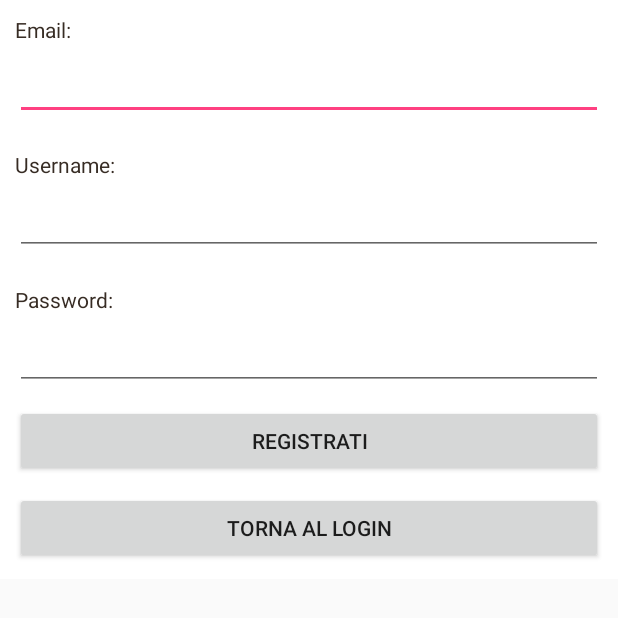
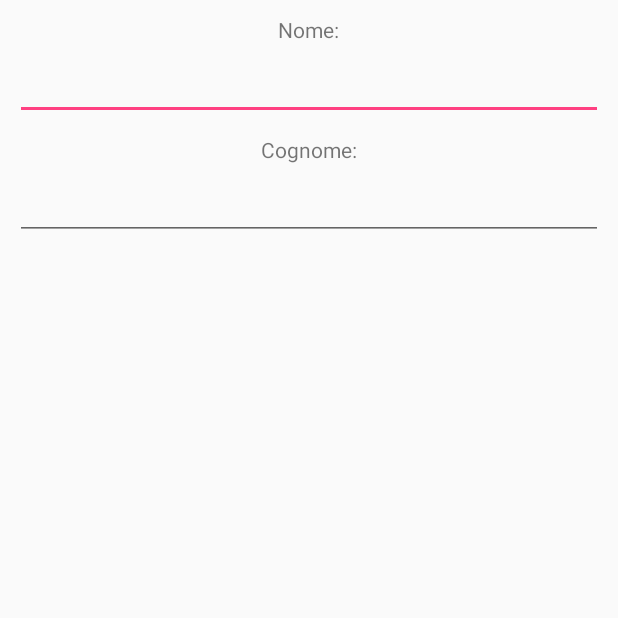
Before and after one commit to Panarelli/RentMyCar, an Android app: the RegistratiActivity screen opened directly, with no data from a screen before it, on a phone screen of 412 x 824 dp, the top half of it. Run offline under Robolectric (Android 15) with nearby library versions, the phone set to English and light mode, and no system bars.

Commit message:
modificati main e registrati Activity

```diff
--- a/app/src/main/res/layout/activity_registrati.xml
+++ b/app/src/main/res/layout/activity_registrati.xml
@@ -1,74 +1,53 @@
 <?xml version="1.0" encoding="utf-8"?>
-<RelativeLayout
+<ScrollView
     xmlns:android="http://schemas.android.com/apk/res/android"
-    android:layout_height="wrap_content"
-    android:layout_width="fill_parent"
-    android:background="#fff"
-    >
+    android:layout_width="match_parent"
+    android:layout_height="match_parent"
+    android:fillViewport="true">
 
-    <!-- Registration Form -->
-    <LinearLayout
+    <RelativeLayout
         xmlns:android="http://schemas.android.com/apk/res/android"
         android:orientation="vertical"
         android:layout_width="match_parent"
-        android:layout_height="wrap_content"
+        android:layout_height="match_parent"
         android:padding="10dip"
-        >
+        android:layout_alignParentEnd="true"
+        android:weightSum="1">
 
-        <!-- Email Label -->
         <TextView
-            android:layout_width="fill_parent"
+            android:id="@+id/tv_nome"
+            android:layout_width="wrap_content"
             android:layout_height="wrap_content"
-            android:textColor="#372c24"
-            android:text="@string/emailReg"/>
+            android:text="@string/nome_reg"
+            android:layout_centerHorizontal="true"
+            />
         <EditText
-            android:id="@+id/reg_email"
-            android:layout_width="fill_parent"
+            android:id="@+id/et_nome"
+            android:layout_width="match_parent"
             android:layout_height="wrap_content"
-            android:layout_marginTop="5dip"
-            android:layout_marginBottom="20dip"/>
-
-        <!--  Username Label -->
-        <TextView android:layout_width="fill_parent"
-            android:layout_height="wrap_content"
-            android:textColor="#372c24"
-            android:text="@string/username_reg"/>
-
-        <EditText android:id="@+id/reg_username"
-            android:layout_width="fill_parent"
-            android:layout_height="wrap_content"
-            android:layout_marginTop="5dip"
-            android:layout_marginBottom="20dip"/>
-
-        <!-- Password Label -->
-        <TextView android:layout_width="fill_parent"
-            android:layout_height="wrap_content"
-            android:textColor="#372c24"
-            android:text="@string/password_reg"
+            android:layout_marginTop="5dp"
+            android:layout_below="@+id/tv_nome"
+            android:layout_alignParentStart="true"
             />
 
-        <EditText android:id="@+id/reg_password"
-            android:layout_width="fill_parent"
+        <TextView
+            android:id="@+id/tv_cognome"
+            android:text="@string/cognome_reg"
+            android:layout_width="wrap_content"
             android:layout_height="wrap_content"
-            android:password="true"
-            android:singleLine="true"
-            android:layout_marginTop="5dip"
+            android:layout_below="@+id/et_nome"
+            android:layout_centerHorizontal="true"
+            android:layout_marginTop="10dp"
+            />
+        <EditText
+            android:id="@+id/et_cognome"
+            android:layout_width="match_parent"
+            android:layout_height="wrap_content"
+            android:layout_below="@id/tv_cognome"
+            android:layout_marginTop="5dp"
             />
 
-        <!-- Registrati Button -->
-        <Button android:id="@+id/btnRegister"
-            android:layout_width="fill_parent"
-            android:layout_height="wrap_content"
-            android:layout_marginTop="10dip"
-            android:text="@string/registrati_reg"/>
+    </RelativeLayout>
+</ScrollView>
 
-        <!-- Bottone al Login -->
-        <Button android:id="@+id/btnBackLog"
-            android:layout_width="fill_parent"
-            android:layout_height="wrap_content"
-            android:layout_marginTop="10dip"
-            android:text="@string/backlog_reg"/>
-
-    </LinearLayout>
     <!-- Registration Form Ends -->
-</RelativeLayout>
--- a/app/src/main/res/values/strings.xml
+++ b/app/src/main/res/values/strings.xml
@@ -2,12 +2,21 @@
     <string name="app_name">RentMyCar</string>
     <string name="username">Username</string>
     <string name="password">Password</string>
-    <string name="change_text">Cambia testo</string>
-    <string name="change_text_hint">Inserisci testo</string>
-    <string name="emailReg">Email:</string>
+    <string name="oppure">Oppure</string>
+    <string name="login">Login</string>
+
+
+    <string name="email_reg">Email:</string>
     <string name="username_reg">Username:</string>
     <string name="password_reg">Password:</string>
-    <string name="registrati_reg">Registrati</string>
-    <string name="backlog_reg">Torna al Login</string>
-
+    <string name="registrati">Registrati</string>
+    <string name="nome_reg">Nome:</string>
+    <string name="cognome_reg">Cognome:</string>
+    <string name="dataNas_reg">Data di nascita:</string>
+    <string name="indirizzo_reg">Indirizzo:</string>
+    <string name="cap_reg">CAP:</string>
+    <string name="città_reg">Città:</string>
+    <string name="cf_reg">CF:</string>
+    <string name="telefono_reg">Telefono:</string>
+    <string name="numPatente_reg">Numero Patente:</string>
 </resources>
```
Also changed, not shown: app/src/main/java/android/vm/rentmycar/MainActivity.java (+9 -8 lines), app/src/main/res/layout/activity_main.xml (+53 -11 lines).
